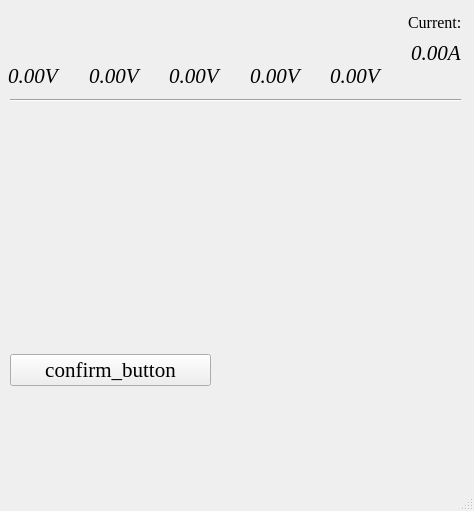
This is API/bms_api.ui in MichalK157/BMS as Qt 5 draws it before an edit. The edited form follows.
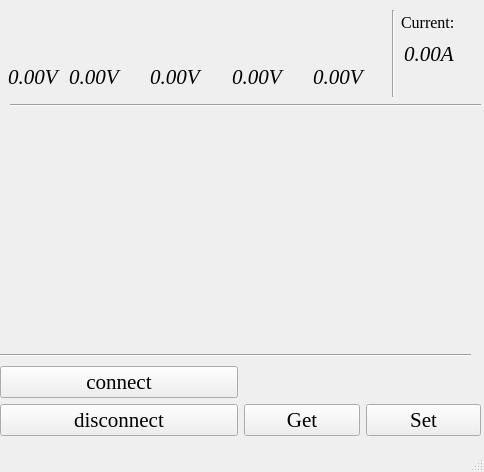
This is the edited form. Icons and pictures are not drawn.

Commit message: add buttons to connect and disconnect

What changed in the file:
```diff
--- a/API/bms_api.ui
+++ b/API/bms_api.ui
@@ -9,8 +9,8 @@
    <rect>
     <x>0</x>
     <y>0</y>
-    <width>474</width>
-    <height>511</height>
+    <width>484</width>
+    <height>472</height>
    </rect>
   </property>
   <property name="sizePolicy">
@@ -41,32 +41,13 @@
    <string>BMS</string>
   </property>
   <widget class="QWidget" name="centralwidget">
-   <widget class="QWidget" name="verticalLayoutWidget">
-    <property name="geometry">
-     <rect>
-      <x>10</x>
-      <y>320</y>
-      <width>201</width>
-      <height>101</height>
-     </rect>
-    </property>
-    <layout class="QVBoxLayout" name="verticalLayout">
-     <item>
-      <widget class="QPushButton" name="Confirm">
-       <property name="text">
-        <string>confirm_button</string>
-       </property>
-      </widget>
-     </item>
-    </layout>
-   </widget>
    <widget class="QWidget" name="horizontalLayoutWidget">
     <property name="geometry">
      <rect>
       <x>0</x>
       <y>0</y>
-      <width>487</width>
-      <height>97</height>
+      <width>481</width>
+      <height>99</height>
      </rect>
     </property>
     <layout class="QHBoxLayout" name="horizontalLayout">
@@ -117,6 +98,15 @@
        </item>
        <item>
         <widget class="QLabel" name="c1_2">
+         <property name="enabled">
+          <bool>true</bool>
+         </property>
+         <property name="sizePolicy">
+          <sizepolicy hsizetype="Fixed" vsizetype="Preferred">
+           <horstretch>0</horstretch>
+           <verstretch>0</verstretch>
+          </sizepolicy>
+         </property>
          <property name="sizeIncrement">
           <size>
            <width>0</width>
@@ -135,6 +125,12 @@
          <property name="text">
           <string>0.00V</string>
          </property>
+         <property name="textFormat">
+          <enum>Qt::PlainText</enum>
+         </property>
+         <property name="scaledContents">
+          <bool>false</bool>
+         </property>
          <property name="alignment">
           <set>Qt::AlignLeading|Qt::AlignLeft|Qt::AlignVCenter</set>
          </property>
@@ -364,6 +360,13 @@
        </item>
       </layout>
      </item>
+     <item>
+      <widget class="Line" name="line_3">
+       <property name="orientation">
+        <enum>Qt::Vertical</enum>
+       </property>
+      </widget>
+     </item>
      <item>
       <layout class="QVBoxLayout" name="verticalLayout_7">
        <item>
@@ -405,7 +408,7 @@
         </widget>
        </item>
        <item>
-        <widget class="QLabel" name="label_6">
+        <widget class="QLabel" name="Empty_1">
          <property name="text">
           <string/>
          </property>
@@ -420,24 +423,114 @@
      <rect>
       <x>10</x>
       <y>90</y>
-      <width>451</width>
-      <height>20</height>
+      <width>471</width>
+      <height>31</height>
      </rect>
     </property>
     <property name="orientation">
      <enum>Qt::Horizontal</enum>
     </property>
    </widget>
-  </widget>
-  <widget class="QMenuBar" name="menubar">
-   <property name="geometry">
-    <rect>
-     <x>0</x>
-     <y>0</y>
-     <width>474</width>
-     <height>29</height>
-    </rect>
-   </property>
+   <widget class="QWidget" name="gridLayoutWidget">
+    <property name="geometry">
+     <rect>
+      <x>0</x>
+      <y>360</y>
+      <width>481</width>
+      <height>82</height>
+     </rect>
+    </property>
+    <layout class="QGridLayout" name="gridLayout">
+     <item row="0" column="0">
+      <layout class="QVBoxLayout" name="verticalLayout">
+       <item>
+        <widget class="QPushButton" name="Connect">
+         <property name="text">
+          <string>connect</string>
+         </property>
+        </widget>
+       </item>
+       <item>
+        <widget class="QPushButton" name="Disconnect">
+         <property name="text">
+          <string>disconnect</string>
+         </property>
+        </widget>
+       </item>
+      </layout>
+     </item>
+     <item row="0" column="1">
+      <layout class="QVBoxLayout" name="verticalLayout_9">
+       <item>
+        <widget class="QLabel" name="Empty">
+         <property name="text">
+          <string/>
+         </property>
+         <property name="textInteractionFlags">
+          <set>Qt::NoTextInteraction</set>
+         </property>
+        </widget>
+       </item>
+       <item>
+        <layout class="QHBoxLayout" name="horizontalLayout_2">
+         <item>
+          <widget class="QPushButton" name="Get_2">
+           <property name="text">
+            <string>Get</string>
+           </property>
+          </widget>
+         </item>
+         <item>
+          <widget class="QPushButton" name="Get">
+           <property name="text">
+            <string>Set</string>
+           </property>
+          </widget>
+         </item>
+        </layout>
+       </item>
+      </layout>
+     </item>
+    </layout>
+   </widget>
+   <widget class="QWidget" name="horizontalLayoutWidget_3">
+    <property name="geometry">
+     <rect>
+      <x>0</x>
+      <y>110</y>
+      <width>481</width>
+      <height>241</height>
+     </rect>
+    </property>
+    <layout class="QHBoxLayout" name="horizontalLayout_3">
+     <item>
+      <widget class="QLabel" name="label_6">
+       <property name="text">
+        <string/>
+       </property>
+       <property name="alignment">
+        <set>Qt::AlignLeading|Qt::AlignLeft|Qt::AlignTop</set>
+       </property>
+       <property name="textInteractionFlags">
+        <set>Qt::NoTextInteraction</set>
+       </property>
+      </widget>
+     </item>
+    </layout>
+   </widget>
+   <widget class="Line" name="line_2">
+    <property name="geometry">
+     <rect>
+      <x>0</x>
+      <y>340</y>
+      <width>471</width>
+      <height>31</height>
+     </rect>
+    </property>
+    <property name="orientation">
+     <enum>Qt::Horizontal</enum>
+    </property>
+   </widget>
   </widget>
   <widget class="QStatusBar" name="statusbar"/>
  </widget>
```
Left out of the diff: 39 changed lines with no effect on the pictures. The commit also changes 6 other files.
